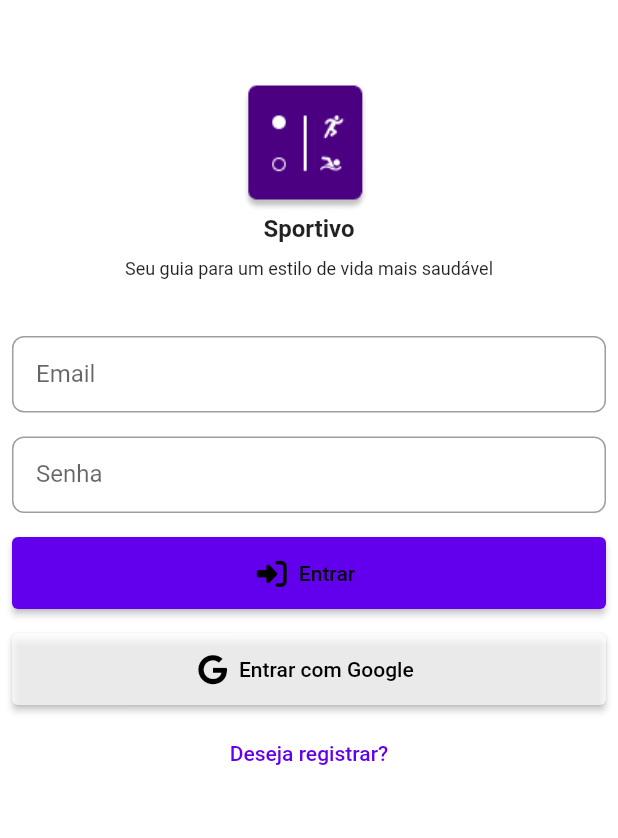
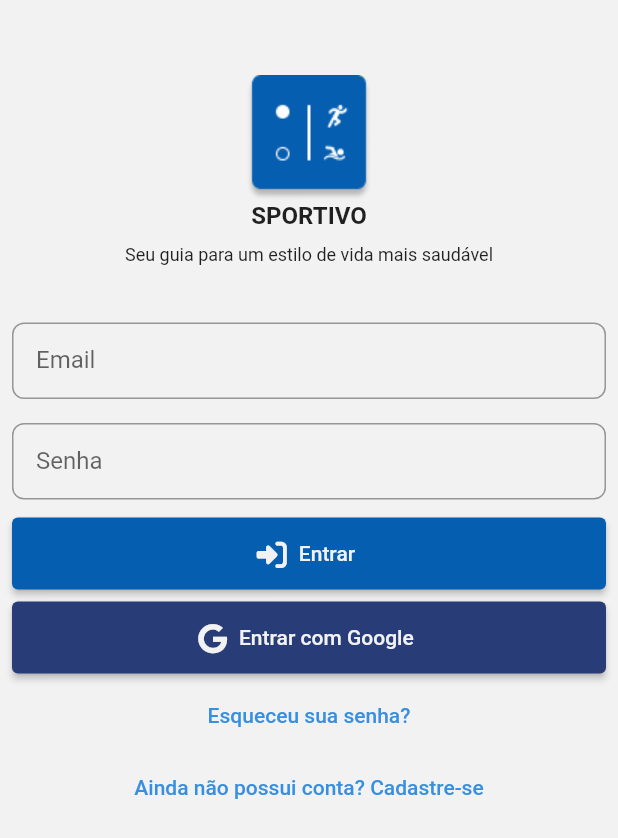
Before and after one commit to DiasNeto0305/sportivo, a Flutter app: the screen it shows after launch, on a phone screen of 412 x 824 dp. Shown: the top 838 px of the screen. Run offline on Flutter 3.47's test engine with Material 2 defaults, Android fonts, the phone set to English and light mode, and no system bars; our stand-ins replace carousel_slider, firebase_auth, firebase_core, firebase_storage, flutter_screenutil, font_awesome_flutter and 3 more; accounts and stored records are empty.

Commit message:
Adicionando recuperação de senha

```diff
--- a/lib/components/dropdown_location.dart
+++ b/lib/components/dropdown_location.dart
@@ -1,5 +1,6 @@
 import 'package:flutter/material.dart';
 import 'package:sportivo/data/dummy_data.dart' as dummyData;
+import 'package:sportivo/theme/colors.dart';
 
 class DropdownLocation extends StatefulWidget {
   const DropdownLocation({Key? key}) : super(key: key);
@@ -17,7 +18,7 @@ class _DropdownLocationState extends State<DropdownLocation> {
       value: dropdownValue,
       icon: Icon(
         Icons.arrow_drop_down,
-        color: Colors.indigo,
+        color: SportivoColors.primary,
       ),
       elevation: 16,
       style: TextStyle(
--- a/lib/enum/auth_mode.dart
+++ /dev/null
@@ -1 +0,0 @@
-enum AuthMode { Signup, Login }
--- a/lib/main.dart
+++ b/lib/main.dart
@@ -10,7 +10,9 @@ import 'package:sportivo/pages/bottom_navigation.dart';
 import 'package:sportivo/pages/config_page.dart';
 import 'package:sportivo/pages/error_page.dart';
 import 'package:sportivo/pages/loading_page.dart';
+import 'package:sportivo/pages/password_recovery_page.dart';
 import 'package:sportivo/pages/places_form.dart';
+import 'package:sportivo/pages/signup_page.dart';
 import 'package:sportivo/pages/theme_page.dart';
 import 'package:sportivo/theme/darkTheme.dart';
 import 'package:sportivo/theme/lightTheme.dart';
@@ -30,6 +32,8 @@ class MyApp extends StatelessWidget {
     AppRoutes.DEFAULT: (ctx) => BottomNavigation(),
     AppRoutes.LOADING: (ctx) => LoadingPage(),
     AppRoutes.CONFIG: (ctx) => ConfigPage(),
+    AppRoutes.SIGNUP: (ctx) => SignupPage(),
+    AppRoutes.PASSWORD_RECOVERY: (ctx) => PasswordRecoveryPage(),
     '/error': (ctx) => ErrorPage(
           errorMessage: '',
         )
@@ -71,22 +75,7 @@ class MyApp extends StatelessWidget {
           );
         }),
       ),
+      debugShowCheckedModeBanner: false,
     );
   }
 }
-
-
-      // home: StreamBuilder(
-      //   stream: _initialization.asStream(),
-      //   builder: (context, snapshot) {
-      //     if (snapshot.connectionState == ConnectionState.waiting) {
-      //       return Center(
-      //         child: Text("Firebase sendo iniciado"),
-      //       );
-      //     } else if (snapshot.connectionState == ConnectionState.done) {
-      //       return LoadingPage();
-      //     } else {
-      //       return Center(child: Text('Erro ao inicializar o Firebase.'));
-      //     }
-      //   },
-      // ),
--- a/lib/pages/bottom_navigation.dart
+++ b/lib/pages/bottom_navigation.dart
@@ -3,6 +3,7 @@ import 'package:sportivo/pages/events_page.dart';
 import 'package:sportivo/pages/home_page.dart';
 import 'package:sportivo/pages/profile_page.dart';
 import 'package:sportivo/pages/search_page.dart';
+import 'package:sportivo/theme/colors.dart';
 
 class BottomNavigation extends StatefulWidget {
   const BottomNavigation({Key? key}) : super(key: key);
@@ -79,7 +80,7 @@ class _BottomNavigationState extends State<BottomNavigation> {
         selectedFontSize: 12,
         unselectedFontSize: 12,
         type: BottomNavigationBarType.fixed,
-        selectedIconTheme: IconThemeData(size: 22, color: Colors.indigo),
+        selectedIconTheme: IconThemeData(size: 22, color: SportivoColors.primary),
         unselectedIconTheme: Theme.of(context).iconTheme,
         onTap: _onItemTapped,
       ),
--- a/lib/pages/loading_page.dart
+++ b/lib/pages/loading_page.dart
@@ -2,7 +2,7 @@ import 'package:flutter/material.dart';
 import 'package:provider/provider.dart';
 import 'package:sportivo/controllers/auth_controller.dart';
 import 'package:sportivo/controllers/place_controller.dart';
-import 'package:sportivo/pages/auth_page.dart';
+import 'package:sportivo/pages/login_page.dart';
 import 'package:sportivo/pages/bottom_navigation.dart';
 
 class LoadingPage extends StatefulWidget {
@@ -20,7 +20,7 @@ class _LoadingPageState extends State<LoadingPage> {
     if (auth.isAuth) {
       _loadPlacesAndNavigate(BottomNavigation());
     } else {
-      _navigateTo(AuthPage());
+      _navigateTo(LoginPage());
     }
   }
 
@@ -42,7 +42,7 @@ class _LoadingPageState extends State<LoadingPage> {
             pageBuilder: ((context, animation, secondaryAnimation) {
               return destination;
             }),
-            transitionDuration: Duration(seconds: 2),
+            transitionDuration: Duration(seconds: 1),
             transitionsBuilder: (context, animation, _, child) =>
                 FadeTransition(
                   opacity: animation,
--- a/lib/pages/auth_page.dart
+++ b/lib/pages/login_page.dart
@@ -3,28 +3,20 @@ import 'package:font_awesome_flutter/font_awesome_flutter.dart';
 import 'package:provider/provider.dart';
 import 'package:sportivo/controllers/auth_controller.dart';
 import 'package:sportivo/exceptions/auth_exception.dart';
+import 'package:sportivo/theme/colors.dart';
 import 'package:sportivo/utils/constants.dart';
 
-import '../enum/auth_mode.dart';
 import '../utils/utils.dart';
 
-class AuthPage extends StatefulWidget {
-  AuthPage({Key? key}) : super(key: key);
+class LoginPage extends StatelessWidget {
+  LoginPage({Key? key}) : super(key: key);
 
-  @override
-  State<AuthPage> createState() => _AuthPageState();
-}
-
-class _AuthPageState extends State<AuthPage> {
   final _passwordController = TextEditingController();
   final _formKey = GlobalKey<FormState>();
-  Map<String, String> _authData = {'email': '', 'password': ''};
+  final Map<String, String> _authData = {'email': '', 'password': ''};
 
   @override
   Widget build(BuildContext context) {
-    bool _isLogin() =>
-        Provider.of<AuthController>(context).authMode == AuthMode.Login;
-
     final height = MediaQuery.of(context).viewPadding.top;
 
     return Scaffold(
@@ -33,7 +25,7 @@ class _AuthPageState extends State<AuthPage> {
           mainAxisAlignment: MainAxisAlignment.center,
           children: [
             _logo(height),
-            _authForm(context, _isLogin()),
+            _authForm(context),
           ],
         ),
       ),
@@ -48,7 +40,7 @@ class _AuthPageState extends State<AuthPage> {
         ),
         Image.asset(Constants.LOGO),
         Text(
-          Constants.APP_NAME,
+          Constants.APP_NAME.toUpperCase(),
           style: TextStyle(fontWeight: FontWeight.bold, fontSize: 16),
         ),
         SizedBox(
@@ -65,53 +57,49 @@ class _AuthPageState extends State<AuthPage> {
     );
   }
 
-  Widget _authForm(BuildContext context, bool _isLogin) {
+  Widget _authForm(BuildContext context) {
     final provider = Provider.of<AuthController>(context);
 
-    void _submit() async {
+    void _login() async {
       final isValid = _formKey.currentState?.validate() ?? false;
       if (!isValid) {
         return;
       }
       _formKey.currentState?.save();
       try {
-        await provider.login(
+        await provider.signIn(
           _authData['email'] ?? '',
           _authData['password'] ?? '',
-          _isLogin,
         );
         Navigator.of(context).pushNamed('/loading');
       } on AuthException catch (error) {
-        showErrorSnackbar(context: context, msg: error.toString());
+        showSnackbar(context: context, msg: error.toString(), color: Colors.red[900]);
       } catch (error) {
         print(error);
-        showErrorSnackbar(context: context, msg: 'Ocorreu um erro inesperado');
+        showSnackbar(context: context, msg: 'Ocorreu um erro inesperado', color: Colors.red[900]);
       }
     }
 
-    Future signIn() async {
+    Future _loginWithGoogle() async {
       try {
         await provider.loginWithGoogle();
         Navigator.of(context).pushNamed('/loading');
       } catch (error) {
         print(error);
-        showErrorSnackbar(context: context, msg: 'Ocorreu um erro inesperado');
+        showSnackbar(context: context, msg: 'Ocorreu um erro inesperado', color: Colors.red[900]);
       }
     }
 
     return Form(
       key: _formKey,
       child: Column(
+        mainAxisSize: MainAxisSize.min,
         children: [
           Padding(
             padding: const EdgeInsets.all(8),
             child: TextFormField(
               decoration: InputDecoration(
-                contentPadding: EdgeInsets.all(16),
                 labelText: 'Email',
-                border: OutlineInputBorder(
-                  borderRadius: BorderRadius.circular(8),
-                ),
               ),
               textInputAction: TextInputAction.next,
               validator: (_email) => validateEmail(_email),
@@ -124,62 +112,39 @@ class _AuthPageState extends State<AuthPage> {
               obscureText: true,
               controller: _passwordController,
               decoration: InputDecoration(
-                contentPadding: EdgeInsets.all(16),
                 labelText: 'Senha',
-                border: OutlineInputBorder(
-                  borderRadius: BorderRadius.circular(8),
-                ),
               ),
               textInputAction: TextInputAction.next,
               validator: (_password) => validatePassword(_password),
               onSaved: (password) => _authData['password'] = password ?? '',
             ),
           ),
-          if (!_isLogin)
-            Padding(
-              padding: const EdgeInsets.all(8),
-              child: TextFormField(
-                obscureText: true,
-                decoration: InputDecoration(
-                    contentPadding: EdgeInsets.all(16),
-                    labelText: 'Confirmar Senha',
-                    border: OutlineInputBorder(
-                        borderRadius: BorderRadius.circular(8))),
-                textInputAction: TextInputAction.next,
-                validator: (_password) {
-                  final password = _password ?? '';
-                  if (_passwordController.text != password) {
-                    return 'Senhas informadas não conferem';
-                  }
-                  return null;
-                },
-              ),
-            ),
           Padding(
-            padding: const EdgeInsets.all(8),
+            padding: const EdgeInsets.symmetric(horizontal: 8, vertical: 4),
             child: ElevatedButton.icon(
               style: ElevatedButton.styleFrom(
-                foregroundColor: Colors.black,
+                backgroundColor: SportivoColors.primary,
+                foregroundColor: SportivoColors.lightBackground,
                 minimumSize: Size(double.infinity, 48),
               ),
-              onPressed: _submit,
+              onPressed: _login,
               icon: FaIcon(
                 FontAwesomeIcons.rightToBracket,
               ),
               label: Text(
-                _isLogin ? 'Entrar' : 'Registrar',
+                'Entrar',
               ),
             ),
           ),
           Padding(
-            padding: const EdgeInsets.all(8),
+            padding: const EdgeInsets.symmetric(horizontal: 8, vertical: 4),
             child: ElevatedButton.icon(
               style: ElevatedButton.styleFrom(
-                backgroundColor: Colors.white70,
-                foregroundColor: Colors.black,
+                backgroundColor: SportivoColors.primaryDark,
+                foregroundColor: SportivoColors.lightBackground,
                 minimumSize: Size(double.infinity, 48),
               ),
-              onPressed: signIn,
+              onPressed: _loginWithGoogle,
               icon: FaIcon(
                 FontAwesomeIcons.google,
               ),
@@ -187,11 +152,23 @@ class _AuthPageState extends State<AuthPage> {
             ),
           ),
           TextButton(
-            onPressed: provider.switchAuthMode,
+            onPressed: () {
+              Navigator.of(context).pushNamed(AppRoutes.PASSWORD_RECOVERY);
+            },
             child: Text(
-              _isLogin ? 'Deseja registrar?' : 'Já possui cadastro?',
+              'Esqueceu sua senha?',
+              style: TextStyle(color: SportivoColors.primaryLight),
             ),
-          )
+          ),
+          TextButton(
+            onPressed: () {
+              Navigator.of(context).pushNamed(AppRoutes.SIGNUP);
+            },
+            child: Text(
+              'Ainda não possui conta? Cadastre-se',
+              style: TextStyle(color: SportivoColors.primaryLight),
+            ),
+          ),
         ],
       ),
     );
--- a/lib/pages/places_control.dart
+++ b/lib/pages/places_control.dart
@@ -2,6 +2,7 @@ import 'package:flutter/material.dart';
 import 'package:provider/provider.dart';
 import 'package:sportivo/controllers/place_controller.dart';
 import 'package:flutter_screenutil/flutter_screenutil.dart';
+import 'package:sportivo/theme/colors.dart';
 
 class PlacesControl extends StatefulWidget {
   const PlacesControl({Key? key}) : super(key: key);
@@ -53,7 +54,7 @@ class _PlacesControlState extends State<PlacesControl> {
                           arguments: provider.places[index]);
                     },
                     icon: Icon(Icons.edit),
-                    color: Colors.indigo,
+                    color: SportivoColors.primary,
                   ),
                   IconButton(
                     onPressed: () async {
@@ -76,7 +77,7 @@ class _PlacesControlState extends State<PlacesControl> {
                             ),
                           )
                         : Icon(Icons.delete),
-                    color: Theme.of(context).errorColor,
+                    color: Theme.of(context).colorScheme.error,
                   )
                 ],
               ),
--- a/lib/pages/profile_page.dart
+++ b/lib/pages/profile_page.dart
@@ -4,6 +4,7 @@ import 'package:font_awesome_flutter/font_awesome_flutter.dart';
 import 'package:provider/provider.dart';
 import 'package:sportivo/controllers/auth_controller.dart';
 import 'package:sportivo/pages/places_control.dart';
+import 'package:sportivo/theme/colors.dart';
 
 class ProfilePage extends StatelessWidget {
   const ProfilePage({Key? key}) : super(key: key);
@@ -22,7 +23,7 @@ class ProfilePage extends StatelessWidget {
               mainAxisAlignment: MainAxisAlignment.spaceAround,
               children: [
                 CircleAvatar(
-                  backgroundColor: Colors.indigo,
+                  backgroundColor: SportivoColors.primary,
                   radius: 42.r,
                   child: CircleAvatar(
                     backgroundColor: Theme.of(context).scaffoldBackgroundColor,
--- /dev/null
+++ b/lib/theme/colors.dart
@@ -0,0 +1,10 @@
+import 'dart:ui';
+
+class SportivoColors {
+  static const primary = Color(0xFF055EAF);
+  static const primaryDark = Color(0xFF283C78);
+  static const primaryDarker = Color(0xFF031C34);
+  static const primaryLight = Color(0xFF378fe1);
+  static const lightBackground = Color(0xFFF2F2F2);
+  static const darkBackground = Color(0xFF212127);
+}
--- a/lib/theme/darkTheme.dart
+++ b/lib/theme/darkTheme.dart
@@ -1,13 +1,17 @@
 import 'package:flutter/material.dart';
+import 'package:sportivo/theme/colors.dart';
 
 class DarkTheme {
   static final data = ThemeData(
-    scaffoldBackgroundColor: Colors.grey.shade900,
-    primarySwatch: Colors.indigo,
+    scaffoldBackgroundColor: SportivoColors.darkBackground,
+    primarySwatch: Colors.blue,
     colorScheme: ColorScheme.dark(),
-    iconTheme: IconThemeData(
-      color: Colors.white54,
-      size: 20
+    inputDecorationTheme: InputDecorationTheme(
+      contentPadding: EdgeInsets.all(16),
+      border: OutlineInputBorder(
+        borderRadius: BorderRadius.circular(8),
+      ),
     ),
+    iconTheme: IconThemeData(color: Colors.white54, size: 20),
   );
 }
--- a/lib/theme/lightTheme.dart
+++ b/lib/theme/lightTheme.dart
@@ -1,10 +1,17 @@
 import 'package:flutter/material.dart';
+import 'package:sportivo/theme/colors.dart';
 
 class LightTheme {
   static final data = ThemeData(
-    scaffoldBackgroundColor: Colors.white,
-    primarySwatch: Colors.indigo,
+    scaffoldBackgroundColor: SportivoColors.lightBackground,
+    primarySwatch: Colors.lightBlue,
     colorScheme: ColorScheme.light(),
+    inputDecorationTheme: InputDecorationTheme(
+      contentPadding: EdgeInsets.all(16),
+      border: OutlineInputBorder(
+        borderRadius: BorderRadius.circular(8),
+      ),
+    ),
     iconTheme: IconThemeData(
       color: Colors.black54,
       size: 20,
--- a/lib/utils/constants.dart
+++ b/lib/utils/constants.dart
@@ -18,4 +18,6 @@ class AppRoutes {
   static const DEFAULT = '/default';
   static const LOADING = '/loading';
   static const CONFIG = '/config';
+  static const SIGNUP = '/signup';
+  static const PASSWORD_RECOVERY = '/password-recovery';
 }
```
Also changed, not shown: lib/controllers/auth_controller.dart (+5 -18 lines), lib/pages/home_page.dart (+16 -4 lines), lib/pages/password_recovery_page.dart (added, +100 -0 lines), lib/pages/signup_page.dart (added, +185 -0 lines), lib/repositories/auth.dart (+6 -3 lines), lib/utils/utils.dart (+9 -2 lines), assets/img/Logo.png.
